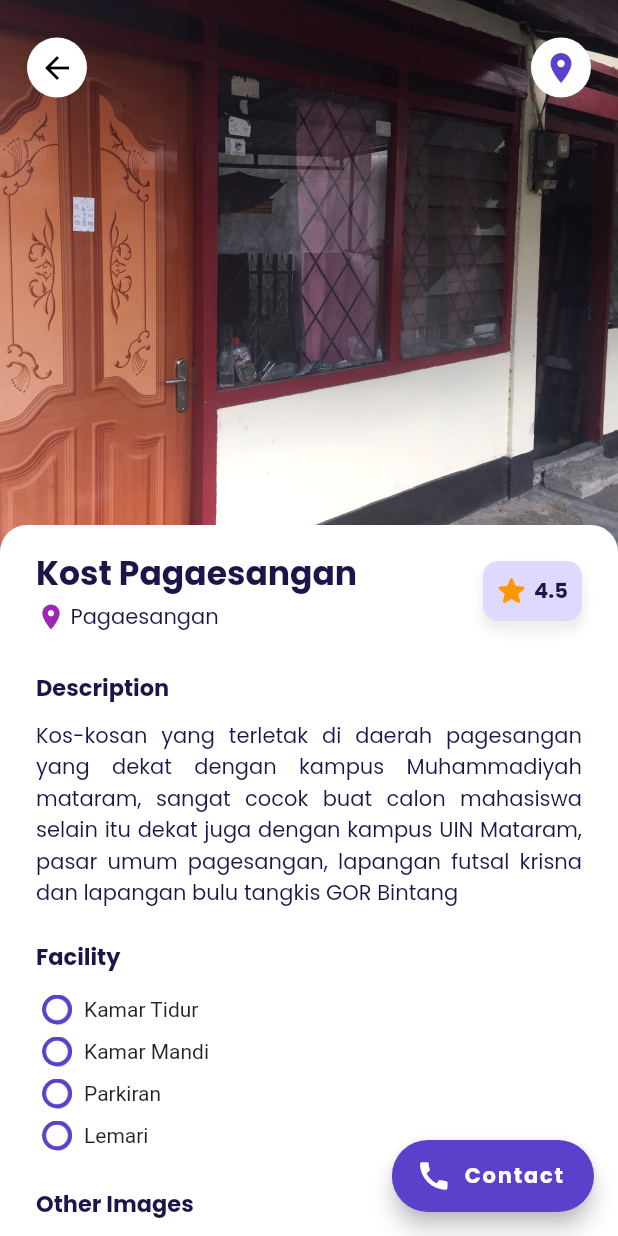
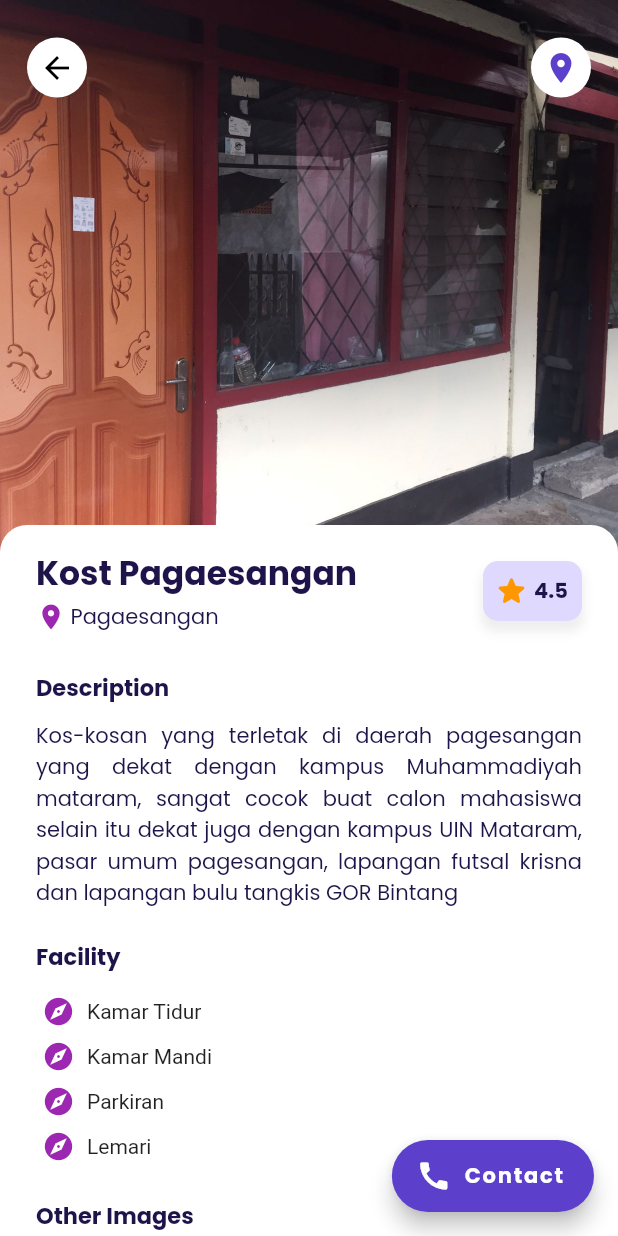
Before and after one commit to wawanindrawan7/kost-z, a Flutter app: the DetailPage screen opened directly with sample values from the repository, after a tap on "Contact", on a phone screen of 412 x 824 dp. Run offline on Flutter 3.47's test engine with Material 2 defaults, Android fonts, the light colour scheme and no system bars; our stand-ins replace animate_do, google_fonts, salomon_bottom_bar.

Commit message:
fix bug, and ui

```diff
--- a/lib/main.dart
+++ b/lib/main.dart
@@ -21,7 +21,7 @@ class MyApp extends StatelessWidget {
       debugShowCheckedModeBanner: false,
       title: 'Kost-Z',
       navigatorKey: navigatorKey,
-      initialRoute: MainPage.routeName,
+      initialRoute: SplashScreen.routeName,
       routes: {
         SplashScreen.routeName: (context) => SplashScreen(),
         GetStartedPage.routeName: (context) => GetStartedPage(),
--- a/lib/models/kost_item.dart
+++ b/lib/models/kost_item.dart
@@ -286,7 +286,7 @@ var kostItemList = [
       assetImages: [
         'assets/kos13/1.jpeg',
         'assets/kos13/2.jpeg',
-        'assets/kos13/3.jpeg'
+
       ],
       facility: [
         'Kamar Tidur',
@@ -330,7 +330,7 @@ var kostItemList = [
       assetImages: [
         'assets/kos15/1.jpeg',
         'assets/kos15/2.jpeg',
-        'assets/kos15/3.jpeg'
+
       ],
       facility: [
         'Kamar Tidur',
--- a/lib/pages/detail_page.dart
+++ b/lib/pages/detail_page.dart
@@ -165,18 +165,18 @@ class DetailPage extends StatelessWidget {
             duration: Duration(milliseconds: 900),
             child: Column(
               crossAxisAlignment: CrossAxisAlignment.start,
-              children: kost.facility.map((facility) {
+              children: kost.facility.map(
+                (facility) {
                   return Padding(
                     padding: const EdgeInsets.all(4.0),
                     child: ClipRRect(
                       borderRadius: BorderRadius.circular(10),
                       child: Row(
                         children: [
-                        Container(
-                          height: 20,
-                          child: Image.asset(
-                            'images/item.png',
-                          ),
+                          Icon(
+                            Icons.explore_rounded,
+                            color: Colors.purple,
+                            size: 22,
                           ),
                           SizedBox(width: 8),
                           Text(facility),
@@ -184,7 +184,8 @@ class DetailPage extends StatelessWidget {
                       ),
                     ),
                   );
-              }).toList(),
+                },
+              ).toList(),
             ),
           ),
         ],
@@ -215,7 +216,8 @@ class DetailPage extends StatelessWidget {
               height: 150,
               child: ListView(
                 scrollDirection: Axis.horizontal,
-                children: kost.assetImages.map((photo) {
+                children: kost.assetImages.map(
+                  (photo) {
                     return Padding(
                       padding: const EdgeInsets.all(4.0),
                       child: ClipRRect(
@@ -223,7 +225,8 @@ class DetailPage extends StatelessWidget {
                         child: Image.asset(photo),
                       ),
                     );
-                }).toList(),
+                  },
+                ).toList(),
               ),
             ),
           ),
@@ -264,6 +267,9 @@ class DetailPage extends StatelessWidget {
                 height: 20,
               ),
               buildOtherImages(),
+              SizedBox(
+                height: 20,
+              ),
             ],
           ),
         ),
@@ -333,14 +339,6 @@ class DetailPage extends StatelessWidget {
 
   @override
   Widget build(BuildContext context) {
-    launchUrl(String url) async {
-      if (await canLaunch(url)) {
-        launch(url);
-      } else {
-        throw "Could not launch $url";
-      }
-    }
-
     return Scaffold(
       backgroundColor: kWhiteColor,
       floatingActionButton: FloatingActionButton.extended(
--- a/lib/pages/get_started_page.dart
+++ b/lib/pages/get_started_page.dart
@@ -1,6 +1,6 @@
 import 'package:flutter/material.dart';
 import 'package:kost_z/common/styles.dart';
-import 'package:kost_z/pages/main_page.dart';
+import 'package:kost_z/pages/sign_in_page.dart';
 
 class GetStartedPage extends StatelessWidget {
   static const routeName = '/get_started_page';
@@ -117,7 +117,7 @@ class GetStartedPage extends StatelessWidget {
                     onPressed: () {
                       Navigator.pushNamed(
                         context,
-                        MainPage.routeName,
+                        SignInPage.routeName,
                       );
                     },
                     child: Row(
--- a/lib/widgets/kost_item_card.dart
+++ b/lib/widgets/kost_item_card.dart
@@ -26,7 +26,7 @@ class KostItemCard extends StatelessWidget {
         child: Stack(
           children: [
             Container(
-              height: 170,
+              height: 190,
               decoration: BoxDecoration(
                 borderRadius: BorderRadius.circular(18),
                 image: DecorationImage(
@@ -35,7 +35,7 @@ class KostItemCard extends StatelessWidget {
             ),
             Container(
               height: 90,
-              margin: EdgeInsets.only(top: 120),
+              margin: EdgeInsets.only(top: 135),
               padding: EdgeInsets.symmetric(horizontal: 12),
               decoration: BoxDecoration(
                 borderRadius: BorderRadius.only(
```
Also changed, not shown: lib/pages/bookmark_page.dart (+9 -6 lines), lib/pages/explore_page.dart (+9 -6 lines), lib/pages/setting_page.dart (+9 -6 lines). Lines whose indentation alone changed are shown as unchanged.
